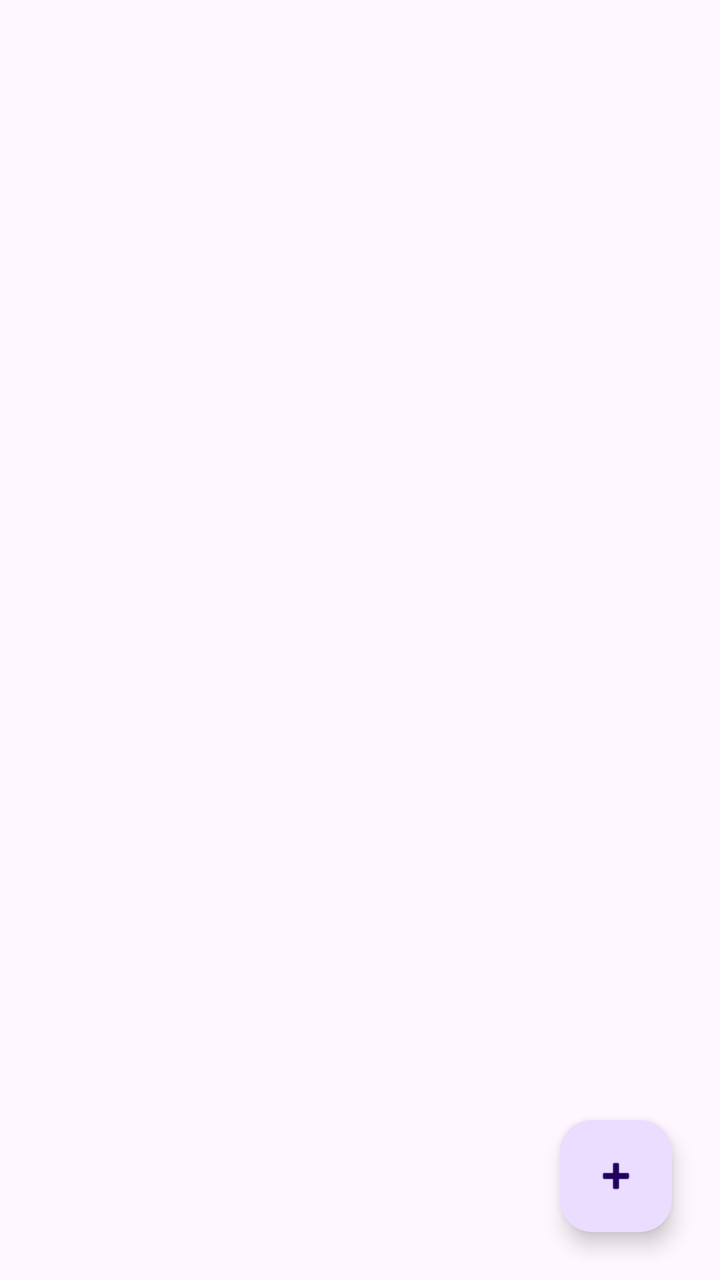
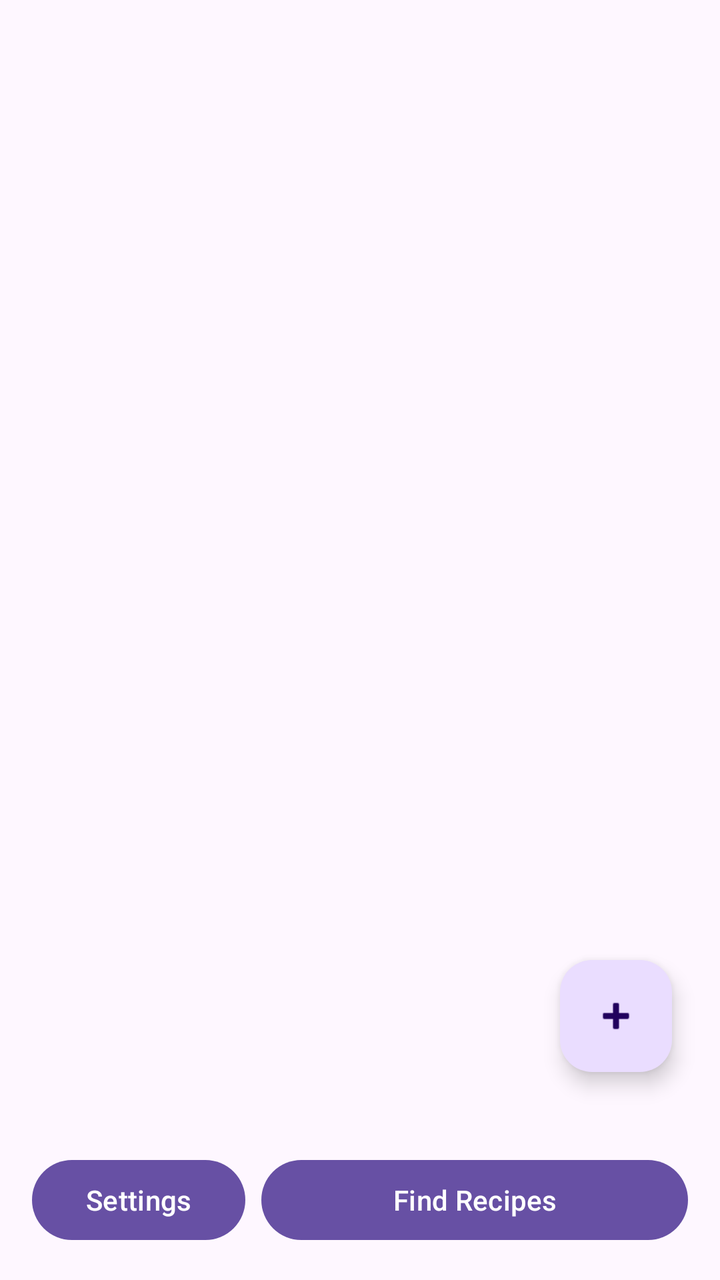

Compare the two renders of this Android layout. The source of the first and the diff that turns it into the second are given below.
<!-- AndroidManifest.xml: application theme Theme.SmartPantryManager -->
<!-- res/layout/activity_main.xml -->
<?xml version="1.0" encoding="utf-8"?>
<androidx.constraintlayout.widget.ConstraintLayout xmlns:android="http://schemas.android.com/apk/res/android"
    xmlns:app="http://schemas.android.com/apk/res-auto"
    xmlns:tools="http://schemas.android.com/tools"
    android:layout_width="match_parent"
    android:layout_height="match_parent"
    tools:context=".activities.MainActivity">

    <androidx.recyclerview.widget.RecyclerView
        android:id="@+id/recyclerViewIngredients"
        android:layout_width="0dp"
        android:layout_height="0dp"
        app:layout_constraintBottom_toBottomOf="parent"
        app:layout_constraintEnd_toEndOf="parent"
        app:layout_constraintStart_toStartOf="parent"
        app:layout_constraintTop_toTopOf="parent"
        tools:listitem="@layout/item_ingredient" />

    <com.google.android.material.floatingactionbutton.FloatingActionButton
        android:id="@+id/fabAddIngredient"
        android:layout_width="wrap_content"
        android:layout_height="wrap_content"
        android:layout_marginEnd="24dp"
        android:layout_marginBottom="24dp"
        android:src="@android:drawable/ic_input_add"
        android:contentDescription="@string/add_new_ingredient_desc"
        app:layout_constraintBottom_toBottomOf="parent"
        app:layout_constraintEnd_toEndOf="parent" />

</androidx.constraintlayout.widget.ConstraintLayout>
<!-- res/layout/item_ingredient.xml (included above) -->
<?xml version="1.0" encoding="utf-8"?>
<LinearLayout xmlns:android="http://schemas.android.com/apk/res/android"
    android:layout_width="match_parent"
    android:layout_height="wrap_content"
    android:orientation="horizontal"
    android:padding="16dp"
    android:layout_margin="8dp"
    android:background="#F5F5F5"
    android:elevation="2dp">

    <TextView
        android:id="@+id/textIngredientName"
        android:layout_width="0dp"
        android:layout_height="wrap_content"
        android:layout_weight="1"
        android:textSize="18sp"
        android:textStyle="bold"
        android:textColor="#000000" />

    <TextView
        android:id="@+id/textIngredientQuantity"
        android:layout_width="wrap_content"
        android:layout_height="wrap_content"
        android:textSize="16sp"
        android:layout_marginEnd="4dp" />

    <TextView
        android:id="@+id/textIngredientUnit"
        android:layout_width="wrap_content"
        android:layout_height="wrap_content"
        android:textSize="16sp" />

</LinearLayout>
<!-- resources referenced by this layout -->
<resources>
  <string name="add_new_ingredient_desc">Add new ingredient</string>
  <style name="Theme.SmartPantryManager" parent="Base.Theme.SmartPantryManager" />
  <style name="Base.Theme.SmartPantryManager" parent="Theme.Material3.DayNight.NoActionBar">
          
          
      </style>
</resources>

<!-- the commit's change to res/layout/activity_main.xml (unified diff, before → after) -->
@@ -10,7 +10,7 @@
         android:id="@+id/recyclerViewIngredients"
         android:layout_width="0dp"
         android:layout_height="0dp"
-        app:layout_constraintBottom_toBottomOf="parent"
+        app:layout_constraintBottom_toTopOf="@+id/bottomButtonContainer"
         app:layout_constraintEnd_toEndOf="parent"
         app:layout_constraintStart_toStartOf="parent"
         app:layout_constraintTop_toTopOf="parent"
@@ -24,8 +24,32 @@
         android:layout_marginBottom="24dp"
         android:src="@android:drawable/ic_input_add"
         android:contentDescription="@string/add_new_ingredient_desc"
+        app:layout_constraintBottom_toTopOf="@+id/bottomButtonContainer"
+        app:layout_constraintEnd_toEndOf="parent" />
+
+    <LinearLayout
+        android:id="@+id/bottomButtonContainer"
+        android:layout_width="match_parent"
+        android:layout_height="wrap_content"
+        android:orientation="horizontal"
         app:layout_constraintBottom_toBottomOf="parent"
-        app:layout_constraintEnd_toEndOf="parent" />
+        android:padding="16dp">
+
+        <Button
+            android:id="@+id/btnSettings"
+            android:layout_width="0dp"
+            android:layout_height="wrap_content"
+            android:layout_weight="1"
+            android:text="Settings"
+            android:layout_marginEnd="8dp" />
+
+        <Button
+            android:id="@+id/btnFindRecipes"
+            android:layout_width="0dp"
+            android:layout_height="wrap_content"
+            android:layout_weight="2"
+            android:text="Find Recipes" />
+    </LinearLayout>
 
 </androidx.constraintlayout.widget.ConstraintLayout>
 <!-- res/layout/item_ingredient.xml (included above) -->
